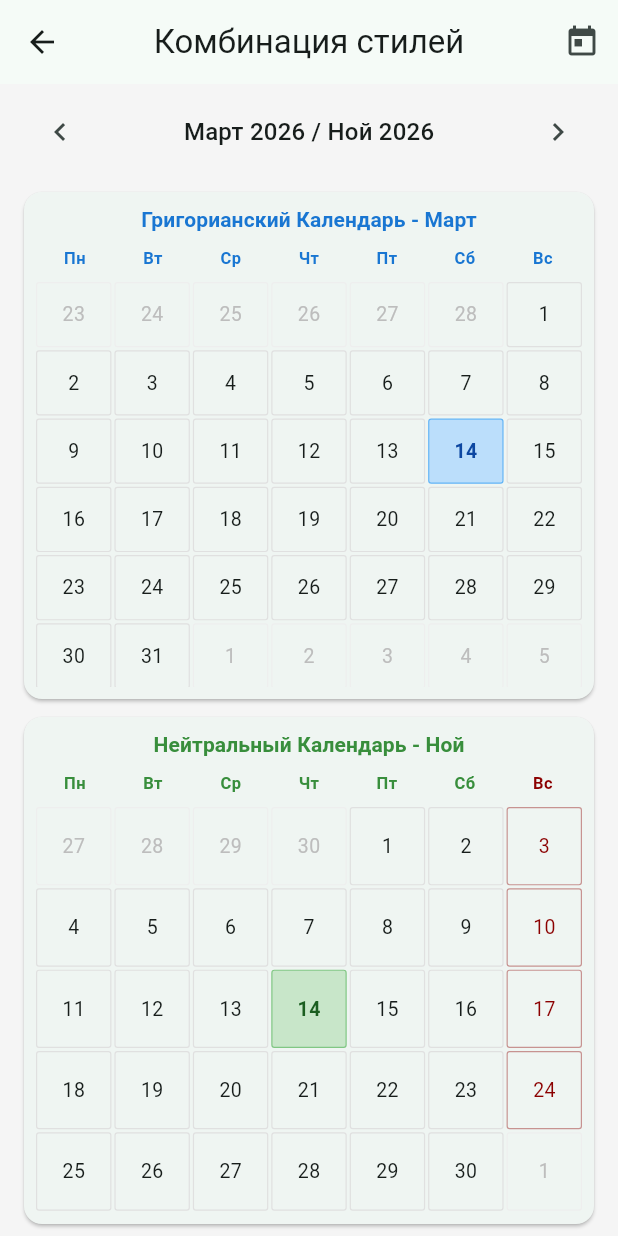
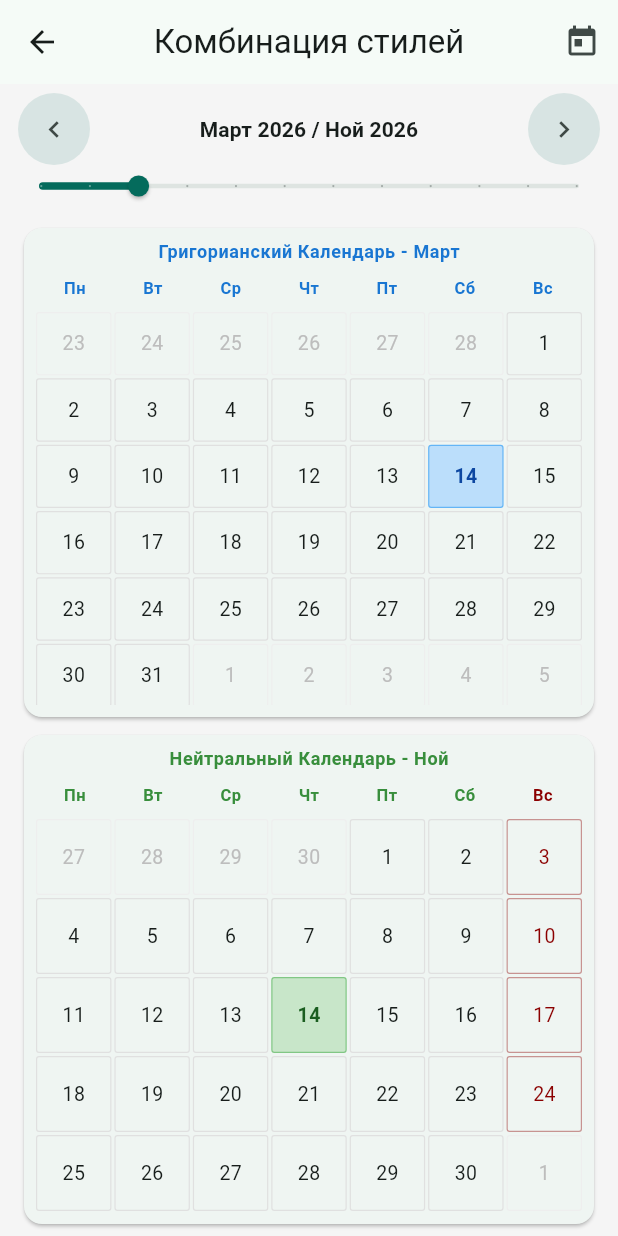
Before and after one commit to Kerwen2903/Neutral-calendar, a Flutter app: the ComparisonScreen screen opened directly, on a phone screen of 412 x 824 dp. Run offline on Flutter 3.47's test engine with Material 3 defaults, Android fonts, the phone set to English and light mode, and no system bars.

Commit message:
Smaller headers, circled arrows, month slider, weekday names on year view
- Reduce header text from headlineSmall to titleMedium across all screens
- Wrap navigation arrows in circular containers for better visual style
- Add month slider (1-12) to main calendar and comparison screen headers
- Add tiny weekday abbreviation row (M T W T F S S) to year view month cards
- Make comparison card titles and converter date text smaller

https://claude.ai/code/session_018NWD78L3UvpRpWVsb7yTV8

```diff
--- a/lib/screens/comparison_screen.dart
+++ b/lib/screens/comparison_screen.dart
@@ -199,22 +199,47 @@ class _ComparisonScreenState extends State<ComparisonScreen> {
         children: [
           // Month navigation
           Container(
-            padding: const EdgeInsets.symmetric(horizontal: 16, vertical: 8),
-            child: Row(
-              mainAxisAlignment: MainAxisAlignment.spaceBetween,
+            padding: const EdgeInsets.symmetric(horizontal: 12, vertical: 6),
+            child: Column(
               children: [
-                IconButton(
-                  icon: const Icon(Icons.chevron_left),
-                  onPressed: _previousMonth,
+                Row(
+                  mainAxisAlignment: MainAxisAlignment.spaceBetween,
+                  children: [
+                    _circleArrow(Icons.chevron_left, _previousMonth),
+                    Expanded(
+                      child: Text(
+                        '${_getMonthName(localizations, _normalMonth, false)} $_normalYear / ${_getMonthName(localizations, _neutralMonth, useNeutral)} $_neutralYear',
+                        style: Theme.of(context).textTheme.titleSmall?.copyWith(fontWeight: FontWeight.bold),
+                        textAlign: TextAlign.center,
+                      ),
+                    ),
+                    _circleArrow(Icons.chevron_right, _nextMonth),
+                  ],
                 ),
-                Text(
-                  '${_getMonthName(localizations, _normalMonth, false)} $_normalYear / ${_getMonthName(localizations, _neutralMonth, useNeutral)} $_neutralYear',
-                  style: Theme.of(context).textTheme.titleMedium,
-                  textAlign: TextAlign.center,
-                ),
-                IconButton(
-                  icon: const Icon(Icons.chevron_right),
-                  onPressed: _nextMonth,
+                SliderTheme(
+                  data: SliderTheme.of(context).copyWith(
+                    trackHeight: 3,
+                    thumbShape: const RoundSliderThumbShape(enabledThumbRadius: 7),
+                    overlayShape: const RoundSliderOverlayShape(overlayRadius: 14),
+                  ),
+                  child: Slider(
+                    value: _normalMonth.toDouble(),
+                    min: 1,
+                    max: 12,
+                    divisions: 11,
+                    label: _getMonthName(localizations, _normalMonth, false),
+                    onChanged: (value) {
+                      playClick();
+                      final newMonth = value.round();
+                      final diff = newMonth - _normalMonth;
+                      setState(() {
+                        _normalMonth = newMonth;
+                        _neutralMonth = ((_neutralMonth + diff - 1) % 12) + 1;
+                        _selectedNormalDate = null;
+                        _selectedNeutralDate = null;
+                      });
+                    },
+                  ),
                 ),
               ],
             ),
@@ -236,7 +261,7 @@ class _ComparisonScreenState extends State<ComparisonScreen> {
                           children: [
                             Text(
                               '${localizations.normalCalendar} - ${_getMonthName(localizations, _normalMonth, false)}',
-                              style: Theme.of(context).textTheme.titleSmall
+                              style: Theme.of(context).textTheme.bodySmall
                                   ?.copyWith(
                                     color: Colors.blue.shade700,
                                     fontWeight: FontWeight.bold,
@@ -276,7 +301,7 @@ class _ComparisonScreenState extends State<ComparisonScreen> {
                           children: [
                             Text(
                               '${localizations.neutralCalendar} - ${_getMonthName(localizations, _neutralMonth, true)}',
-                              style: Theme.of(context).textTheme.titleSmall
+                              style: Theme.of(context).textTheme.bodySmall
                                   ?.copyWith(
                                     color: Colors.green.shade700,
                                     fontWeight: FontWeight.bold,
@@ -312,6 +337,21 @@ class _ComparisonScreenState extends State<ComparisonScreen> {
             ),
           ),
         ],
+      ),
+    );
+  }
+
+  Widget _circleArrow(IconData icon, VoidCallback onPressed) {
+    return Container(
+      decoration: BoxDecoration(
+        shape: BoxShape.circle,
+        color: Theme.of(context).colorScheme.primary.withValues(alpha: 0.12),
+      ),
+      child: IconButton(
+        icon: Icon(icon, size: 22),
+        onPressed: onPressed,
+        padding: const EdgeInsets.all(6),
+        constraints: const BoxConstraints(),
       ),
     );
   }
```
Also changed, not shown: lib/screens/converter_screen.dart (+25 -9 lines), lib/screens/main_calendar_screen.dart (+76 -21 lines).
